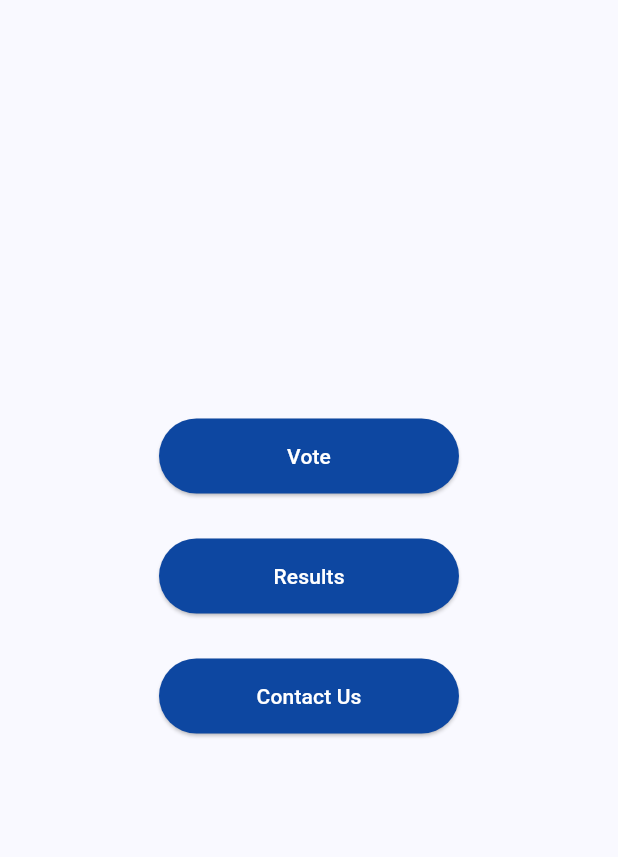
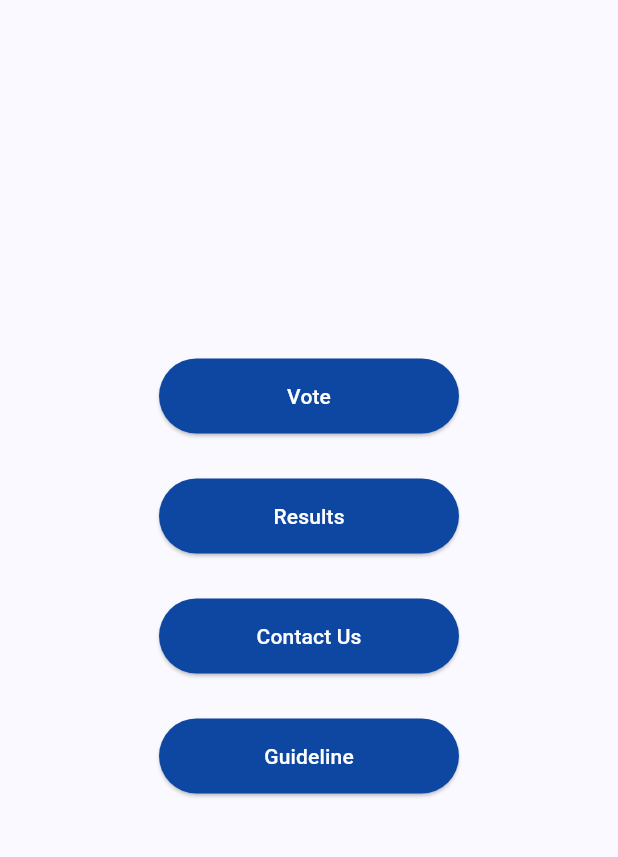
Before and after one commit to lakshannaveen/evotemobile, a Flutter app: the screen it shows after launch, on a phone screen of 412 x 824 dp, the part 84-941 px from its top. Run offline on Flutter 3.47's test engine with Material 3 defaults, Android fonts, the phone set to English and light mode, and no system bars; our stand-ins replace cloud_firestore, file_picker, firebase_core; missing offline and left inert: bcrypt, dart_jsonwebtoken; accounts and stored records are empty.

Commit message:
add guidlines button and page

```diff
--- a/lib/main.dart
+++ b/lib/main.dart
@@ -1,3 +1,4 @@
+import 'package:evoteapp/pages/Guidlines.dart';
 import 'package:evoteapp/pages/cast_page.dart';
 import 'package:evoteapp/pages/contact_us.dart';
 import 'package:firebase_core/firebase_core.dart'; // Import Firebase Core
@@ -33,6 +34,7 @@ class MyApp extends StatelessWidget {
         '/results': (context) => const ResultPage(),
         '/admin': (context) => const AdminLoginPage(),
         '/contactus': (context) => const ContactUsPage(),
+        '/guidlines': (context) => const GuidelinePage(),
         '/verify': (context) => VerifyPage(),
         '/cast': (context) => CastPage(),
       },
--- a/lib/pages/home_page.dart
+++ b/lib/pages/home_page.dart
@@ -46,6 +46,16 @@ class HomePage extends StatelessWidget {
                 child: const Text('Contact Us'),
               ),
             ),
+            const SizedBox(height: 30),
+            SizedBox(
+              width: 200,
+              child: ElevatedButton(
+                onPressed: () {
+                  Navigator.pushNamed(context, '/guidlines');
+                },
+                child: const Text('Guideline'),
+              ),
+            ),
           ],
         ),
       ),
```
Also changed, not shown: lib/pages/Guidlines.dart (added, +14 -0 lines).
